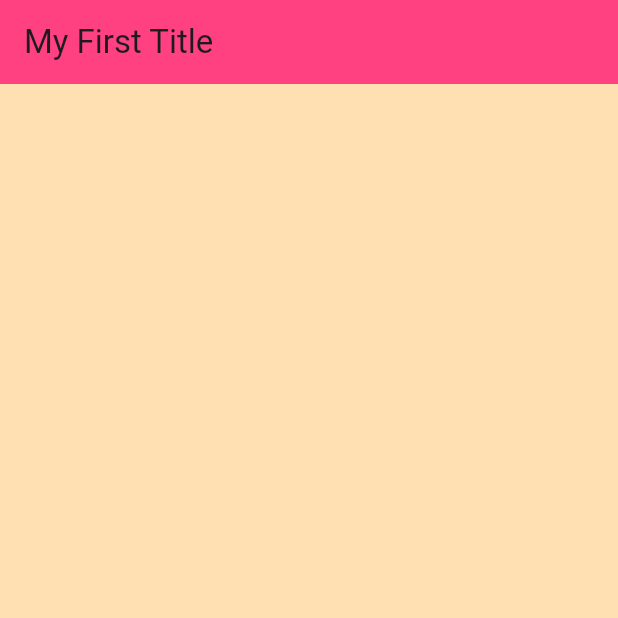
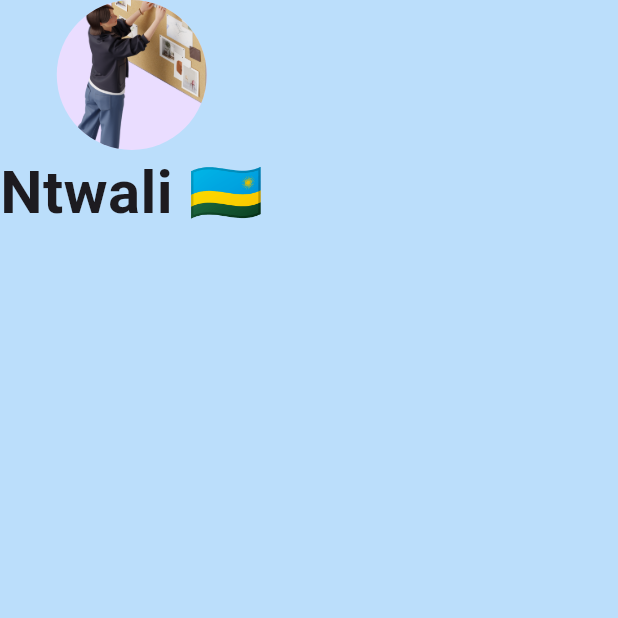
Before and after one commit to Iam-Ntwali/Flutter-Projects, a Flutter app: the screen it shows after launch, on a phone screen of 412 x 824 dp, the top half of it. Run offline on Flutter 3.47's test engine with Material 3 defaults, Android fonts, the phone set to English and light mode, and no system bars.

Commit message:
some changes

```diff
--- a/lib/main.dart
+++ b/lib/main.dart
@@ -1,14 +1,49 @@
+// ignore_for_file: unnecessary_const
+
 import 'package:flutter/material.dart';
 
 void main() {
-  runApp(MaterialApp(
-    debugShowCheckedModeBanner: false,
-    home: Scaffold(
-      backgroundColor: Colors.orange[100],
-      appBar: AppBar(
-        title: Text('My First Title'),
-        backgroundColor: Colors.pinkAccent,
+  runApp(const MyApp());
+}
+
+class MyApp extends StatelessWidget {
+  const MyApp({super.key});
+
+  @override
+  Widget build(BuildContext context) {
+    return MaterialApp(
+      debugShowCheckedModeBanner: false,
+      home: Scaffold(
+        backgroundColor: Colors.blue[100],
+        // appBar: AppBar(
+        //   title: const Text(
+        //     'My First App',
+        //     style: TextStyle(
+        //       fontWeight: FontWeight.w600,
+        //     ),
+        //   ),
+        //   backgroundColor: Colors.blueAccent,
+        // ),
+        body: const SafeArea(
+          child: Column(
+            children: [
+              CircleAvatar(
+                radius: 50.0,
+                backgroundImage: AssetImage(
+                  'assets/3d-hygge.png',
+                ),
+              ),
+              Text(
+                'Ntwali 🇷🇼',
+                style: TextStyle(
+                  fontSize: 40.0,
+                  fontWeight: FontWeight.bold,
+                ),
+              ),
+            ],
+          ),
+        ),
       ),
-    ),
-  ));
+    );
+  }
 }
```
